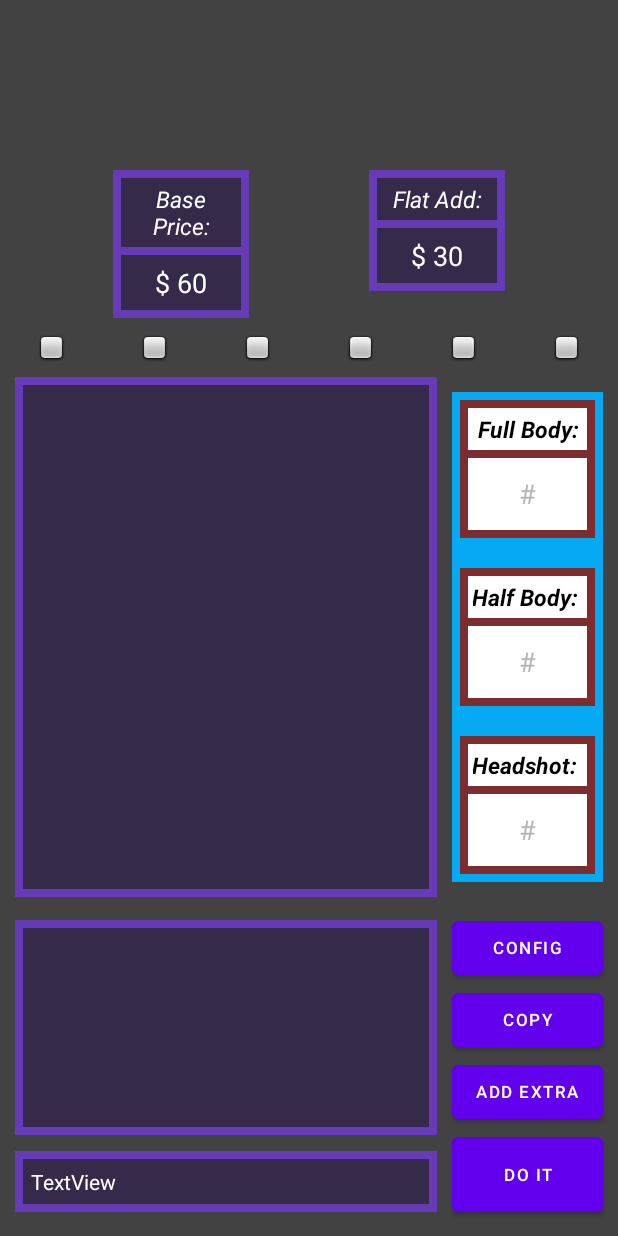
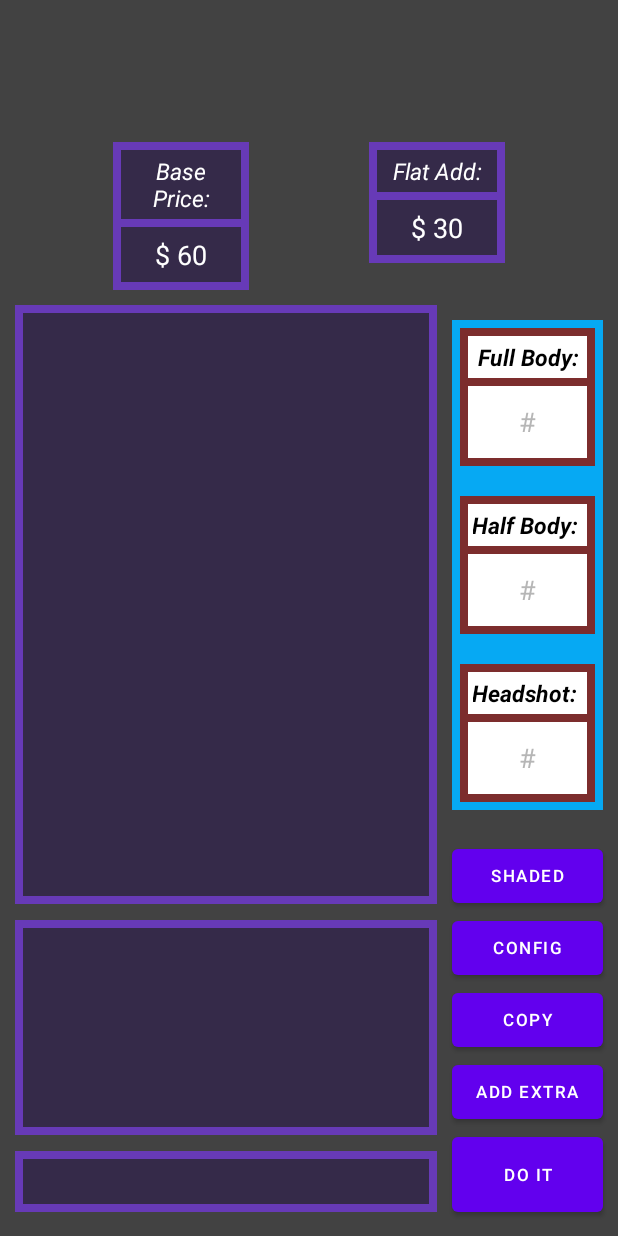
Before and after one commit to CJtr2/SharpComissionCalc, an Android app: the screen it shows after launch (MainActivity), on a phone screen of 412 x 824 dp. Run offline under Robolectric (Android 15) with nearby library versions, the phone set to English and light mode, and no system bars.

Commit message:
-Shading Selection Button Implementation

```diff
--- a/app/src/main/java/com/example/comissioncalc/MainActivity.java
+++ b/app/src/main/java/com/example/comissioncalc/MainActivity.java
@@ -1,17 +1,21 @@
 package com.example.comissioncalc;
 
 import androidx.appcompat.app.AppCompatActivity;
+import androidx.core.content.res.ResourcesCompat;
 
 import android.app.Activity;
 import android.content.ClipData;
 import android.content.ClipboardManager;
 import android.content.Context;
+import android.media.Image;
 import android.os.Bundle;
 import android.view.KeyEvent;
 import android.view.View;
 import android.view.inputmethod.InputMethodManager;
 import android.widget.Button;
 import android.widget.EditText;
+import android.widget.ImageView;
+import android.widget.RelativeLayout;
 import android.widget.TextView;
 import android.widget.Toast;
 
@@ -36,6 +40,16 @@ public class MainActivity extends AppCompatActivity {
     public Button copy;
     public Button addExtra;
     public Button calculate;
+    public Button shading;
+
+    public RelativeLayout shdCtn;
+
+    public ImageView shadedBtn;
+    public ImageView celBtn;
+    public ImageView flatsBtn;
+    public ImageView linesBtn;
+    public ImageView sketchBtn;
+    public ImageView tgmStickBtn;
 
     //internal declarations===============================
     public int fb;
@@ -44,6 +58,13 @@ public class MainActivity extends AppCompatActivity {
 
     public double basePrice;
     public double flatPrice;
+
+    public double shaded;
+    public double cel;
+    public double flats;
+    public double lines;
+    public double sketch;
+    public double tgmStick;
 
     public int discountPer1;
     public int discountpercent;
@@ -55,11 +76,22 @@ public class MainActivity extends AppCompatActivity {
 
     public double preExtraFinal;
 
+    public ImageView[] shadeArray;
+    public double[] prices;
+    public boolean[] shadeActive;
+    public String[] shadeNames;
+
     @Override
     protected void onCreate(Bundle savedInstanceState) {
         super.onCreate(savedInstanceState);
         setContentView(R.layout.activity_main);
 
+        //initialize declarations
+        preExtraFinal = 0;
+        shadeArray = new ImageView[6];
+        prices = new double[6];
+        shadeActive = new boolean[] {true, false, false, false, false, false};
+        shadeNames = new String[] {"Shaded","Cel","Flats","Lines","Sketch","Tgm"};
 
         //activity elements declaration\
         imm = (InputMethodManager) this.getSystemService(Activity.INPUT_METHOD_SERVICE);
@@ -78,11 +110,30 @@ public class MainActivity extends AppCompatActivity {
         copy = findViewById(R.id.copyBtn);
         addExtra = findViewById(R.id.addExtraBtn);
         calculate = findViewById(R.id.calcBtn);
+        shading = findViewById(R.id.shadingBtn);
 
-        preExtraFinal = 0;
+        shdCtn = findViewById(R.id.shadingContainer);
+
+        shadeArray[0] = shadedBtn = findViewById(R.id.shadedBtn);
+        shadeArray[1] =celBtn = findViewById(R.id.celBtn);
+        shadeArray[2] =flatsBtn = findViewById(R.id.flatsBtn);
+        shadeArray[3] =linesBtn = findViewById(R.id.linesBtn);
+        shadeArray[4] =sketchBtn = findViewById(R.id.sketchBtn);
+        shadeArray[5] =tgmStickBtn = findViewById(R.id.tgmStickBtn);
+
+        shadedBtn.setImageDrawable(ResourcesCompat.getDrawable(this.getResources(), android.R.drawable.btn_star_big_on, null));
+
         //internal declarations (will be fetched from config)
         basePrice = 60.0;
         flatPrice = 30.0;
+
+        prices[0] = shaded = 60;
+        prices[1] = cel = 50;
+        prices[2] = flats = 45;
+        prices[3] = lines = 35;
+        prices[4] = sketch = 25;
+        prices[5] = tgmStick = 50;
+
         discountPer1 = 1;
         discountpercent = 50;
 
@@ -134,12 +185,26 @@ public class MainActivity extends AppCompatActivity {
         hsEntry.setOnFocusChangeListener(clearTextFocus);
 
 
-        copy. setOnClickListener(new View.OnClickListener() {
-            @Override
-            public void onClick(View view) {
-                copyText();
+        copy.setOnClickListener(view -> copyText());
+
+
+        shading.setOnClickListener(view -> {
+            boolean temp = View.VISIBLE != shdCtn.getVisibility();
+
+            if(temp){
+                shdCtn.setVisibility(View.VISIBLE);
+            }else{
+                shdCtn.setVisibility(View.INVISIBLE);
             }
         });
+
+
+        shadedBtn.setOnClickListener(view -> toggleShade(0));
+        celBtn.setOnClickListener(view -> toggleShade(1));
+        flatsBtn.setOnClickListener(view -> toggleShade(2));
+        linesBtn.setOnClickListener(view -> toggleShade(3));
+        sketchBtn.setOnClickListener(view -> toggleShade(4));
+        tgmStickBtn.setOnClickListener(view -> toggleShade(5));
 
 
         //notes:
@@ -148,13 +213,12 @@ public class MainActivity extends AppCompatActivity {
         check all others to make sure they aren't enabled on press
         have array of booleans
 
+        change text of shading button to what shading is selected
+
+        each togglable box is a different base price
+
 
         replace full body/half body/headshot with custom text
-
-
-        each togglable box is a different base price
-        (base price * (body type modifier)) + flat [apply discounts after this]
-
         */
     }
 
@@ -337,4 +401,19 @@ public class MainActivity extends AppCompatActivity {
 
         Toast.makeText(MainActivity.this, "Copied!", Toast.LENGTH_SHORT).show();
     }
+
+    public void toggleShade(int shadeVal){
+        shadeArray[shadeVal].setImageDrawable(ResourcesCompat.getDrawable(this.getResources(), android.R.drawable.btn_star_big_on, null));
+        basePrice = prices[shadeVal];
+        shadeActive[shadeVal] = true;
+        baseText.setText("$ " + String.format(Locale.ROOT,"%,.0f", basePrice));
+        shading.setText(shadeNames[shadeVal]);
+
+        for(int i = 0; i < shadeArray.length; i++){
+            if(i != shadeVal && shadeActive[i]){
+                shadeActive[i] = false;
+                shadeArray[i].setImageDrawable(ResourcesCompat.getDrawable(this.getResources(), android.R.drawable.btn_star_big_off, null));
+            }
+        }
+    }
 }
--- a/app/src/main/res/layout/activity_main.xml
+++ b/app/src/main/res/layout/activity_main.xml
@@ -6,6 +6,88 @@
     android:layout_height="match_parent"
     android:background="#424242"
     tools:context=".MainActivity">
+
+    <RelativeLayout
+        android:id="@+id/baseflatContainer"
+        android:layout_width="wrap_content"
+        android:layout_height="wrap_content"
+        android:layout_above="@id/pricesContainer"
+        android:layout_centerHorizontal="true"
+        android:layout_marginBottom="20dp">
+
+        <RelativeLayout
+            android:id="@+id/curBaseContainer"
+            android:layout_width="wrap_content"
+            android:layout_height="wrap_content"
+            android:background="#673AB7"
+            android:padding="5dp">
+
+            <TextView
+                android:id="@+id/curBaseTitle"
+                android:layout_width="80dp"
+                android:layout_height="wrap_content"
+                android:background="#352A49"
+                android:gravity="center"
+                android:padding="3dp"
+                android:text="Base Price:"
+                android:textColor="@color/white"
+                android:textSize="15sp"
+                android:textStyle="italic" />
+
+            <TextView
+                android:id="@+id/curBaseText"
+                android:layout_width="wrap_content"
+                android:layout_height="wrap_content"
+                android:layout_below="@id/curBaseTitle"
+                android:layout_alignStart="@id/curBaseTitle"
+                android:layout_alignEnd="@id/curBaseTitle"
+                android:layout_marginTop="5dp"
+                android:background="#352A49"
+                android:gravity="center"
+                android:padding="6dp"
+                android:text="$ 60"
+                android:textColor="@color/white"
+                android:textSize="18sp" />
+
+        </RelativeLayout>
+
+        <RelativeLayout
+            android:id="@+id/curFlatContainer"
+            android:layout_width="wrap_content"
+            android:layout_height="wrap_content"
+            android:layout_marginStart="80dp"
+            android:layout_toEndOf="@id/curBaseContainer"
+            android:background="#673AB7"
+            android:padding="5dp">
+
+            <TextView
+                android:id="@+id/curFlatTitle"
+                android:layout_width="80dp"
+                android:layout_height="wrap_content"
+                android:background="#352A49"
+                android:gravity="center"
+                android:padding="3dp"
+                android:text="Flat Add:"
+                android:textColor="@color/white"
+                android:textSize="15sp"
+                android:textStyle="italic" />
+
+            <TextView
+                android:id="@+id/curFlatText"
+                android:layout_width="wrap_content"
+                android:layout_height="wrap_content"
+                android:layout_below="@id/curFlatTitle"
+                android:layout_alignStart="@id/curFlatTitle"
+                android:layout_alignEnd="@id/curFlatTitle"
+                android:layout_marginTop="5dp"
+                android:background="#352A49"
+                android:gravity="center"
+                android:padding="6dp"
+                android:text="$ 30"
+                android:textColor="@color/white"
+                android:textSize="18sp" />
+        </RelativeLayout>
+    </RelativeLayout>
 
     <Button
         android:id="@+id/copyBtn"
@@ -27,63 +109,78 @@
         android:text="Config"
         android:textSize="11sp" />
 
-    <LinearLayout
-        android:id="@+id/shadingTypeContainer"
-        android:layout_width="match_parent"
-        android:layout_height="wrap_content"
-        android:layout_above="@id/pricesContainer"
-        android:layout_marginBottom="20dp"
-        android:orientation="horizontal">
-
-        <ImageView
-            android:id="@+id/telegramStckrBtn"
+    <Button
+        android:id="@+id/shadingBtn"
         android:layout_width="wrap_content"
         android:layout_height="wrap_content"
-            android:layout_weight="1"
-            app:srcCompat="@android:drawable/checkbox_off_background" />
+        android:layout_above="@id/configBtn"
+        android:layout_alignStart="@id/configBtn"
+        android:layout_alignEnd="@id/configBtn"
+        android:text="Shaded"
+        android:textSize="11sp" />
 
-        <ImageView
-            android:id="@+id/sketchBtn"
+    <Button
+        android:id="@+id/addExtraBtn"
         android:layout_width="wrap_content"
         android:layout_height="wrap_content"
-            android:layout_weight="1"
-            app:srcCompat="@android:drawable/checkbox_off_background" />
+        android:layout_above="@id/calcBtn"
+        android:layout_alignParentEnd="true"
+        android:layout_marginEnd="10dp"
+        android:text="Add Extra"
+        android:textSize="11sp" />
 
-        <ImageView
-            android:id="@+id/linesBtn"
+    <Button
+        android:id="@+id/calcBtn"
         android:layout_width="wrap_content"
         android:layout_height="wrap_content"
-            android:layout_weight="1"
-            app:srcCompat="@android:drawable/checkbox_off_background" />
+        android:layout_alignStart="@id/addExtraBtn"
+        android:layout_alignEnd="@id/addExtraBtn"
+        android:layout_alignParentBottom="true"
+        android:layout_marginBottom="10dp"
+        android:paddingTop="17dp"
+        android:paddingBottom="17dp"
+        android:text="Do It"
+        android:textSize="11sp" />
 
-        <ImageView
-            android:id="@+id/flatsBtn"
+    <RelativeLayout
+        android:id="@+id/pricesContainer"
         android:layout_width="wrap_content"
         android:layout_height="wrap_content"
-            android:layout_weight="1"
-            app:srcCompat="@android:drawable/checkbox_off_background" />
+        android:layout_above="@id/extrasWindow"
+        android:layout_alignStart="@id/extrasWindow"
+        android:layout_alignTop="@id/numBodiesContainer"
+        android:layout_alignEnd="@id/extrasWindow"
+        android:layout_marginTop="-10dp"
+        android:layout_marginBottom="5dp"
+        android:background="#673AB7"
+        android:padding="5dp">
 
-        <ImageView
-            android:id="@+id/celbtn"
-            android:layout_width="wrap_content"
-            android:layout_height="wrap_content"
-            android:layout_weight="1"
-            app:srcCompat="@android:drawable/checkbox_off_background" />
+        <ScrollView
+            android:layout_width="match_parent"
+            android:layout_height="match_parent"
+            android:fillViewport="true">
 
-        <ImageView
-            android:id="@+id/shadedBtn"
-            android:layout_width="wrap_content"
-            android:layout_height="wrap_content"
-            android:layout_weight="1"
-            app:srcCompat="@android:drawable/checkbox_off_background" />
+            <LinearLayout
+                android:layout_width="match_parent"
+                android:layout_height="match_parent"
+                android:orientation="vertical">
 
+                <TextView
+                    android:id="@+id/pricesText"
+                    android:layout_width="match_parent"
+                    android:layout_height="match_parent"
+                    android:background="#352A49"
+                    android:padding="10dp"
+                    android:textColor="@color/white" />
             </LinearLayout>
+        </ScrollView>
+    </RelativeLayout>
 
     <RelativeLayout
         android:id="@+id/numBodiesContainer"
         android:layout_width="wrap_content"
         android:layout_height="wrap_content"
-        android:layout_above="@id/configBtn"
+        android:layout_above="@id/shadingBtn"
         android:layout_alignStart="@id/configBtn"
         android:layout_alignEnd="@id/configBtn"
         android:layout_marginTop="10dp"
@@ -203,16 +300,6 @@
         </RelativeLayout>
     </RelativeLayout>
 
-    <Button
-        android:id="@+id/addExtraBtn"
-        android:layout_width="wrap_content"
-        android:layout_height="wrap_content"
-        android:layout_above="@id/calcBtn"
-        android:layout_alignParentEnd="true"
-        android:layout_marginEnd="10dp"
-        android:text="Add Extra"
-        android:textSize="11sp" />
-
     <RelativeLayout
         android:id="@+id/extrasWindow"
         android:layout_width="wrap_content"
@@ -240,23 +327,10 @@
             <LinearLayout
                 android:id="@+id/extrasList"
                 android:layout_width="match_parent"
-                android:layout_height="match_parent"
+                android:layout_height="wrap_content"
                 android:orientation="vertical" />
         </ScrollView>
     </RelativeLayout>
-
-    <Button
-        android:id="@+id/calcBtn"
-        android:layout_width="wrap_content"
-        android:layout_height="wrap_content"
-        android:layout_alignStart="@id/addExtraBtn"
-        android:layout_alignEnd="@id/addExtraBtn"
-        android:layout_alignParentBottom="true"
-        android:layout_marginBottom="10dp"
-        android:paddingTop="17dp"
-        android:paddingBottom="17dp"
-        android:text="Do It"
-        android:textSize="11sp" />
 
     <RelativeLayout
         android:id="@+id/finalPriceContainer"
@@ -278,124 +352,89 @@
             android:layout_height="wrap_content"
             android:background="#352A49"
             android:padding="5dp"
-            android:text="TextView"
             android:textColor="@color/white" />
     </RelativeLayout>
 
     <RelativeLayout
-        android:id="@+id/pricesContainer"
+        android:id="@+id/shadingContainer"
         android:layout_width="wrap_content"
         android:layout_height="wrap_content"
-        android:layout_above="@id/extrasWindow"
-        android:layout_alignStart="@id/extrasWindow"
-        android:layout_alignTop="@id/numBodiesContainer"
-        android:layout_alignEnd="@id/extrasWindow"
-        android:layout_marginTop="-10dp"
-        android:layout_marginBottom="10dp"
-        android:background="#673AB7"
-        android:padding="5dp">
+        android:layout_above="@id/calcBtn"
+        android:layout_marginEnd="7dp"
+        android:layout_toStartOf="@id/copyBtn"
+        android:background="#6A0F69"
+        android:visibility="invisible">
 
-        <ScrollView
-            android:layout_width="match_parent"
-            android:layout_height="match_parent"
-            android:fillViewport="true">
-
-            <LinearLayout
-                android:layout_width="match_parent"
-                android:layout_height="match_parent"
-                android:orientation="vertical">
-
-                <TextView
-                    android:id="@+id/pricesText"
-                    android:layout_width="match_parent"
-                    android:layout_height="match_parent"
-                    android:background="#352A49"
-                    android:padding="10dp"
-                    android:textColor="@color/white" />
-            </LinearLayout>
-        </ScrollView>
-    </RelativeLayout>
-
-    <RelativeLayout
-        android:id="@+id/baseflatContainer"
+        <ImageView
+            android:id="@+id/shadedBtn"
             android:layout_width="wrap_content"
             android:layout_height="wrap_content"
-        android:layout_above="@id/shadingTypeContainer"
-        android:layout_centerHorizontal="true"
-        android:layout_marginBottom="10dp">
+            android:layout_marginStart="8dp"
+            android:layout_marginTop="8dp"
+            android:layout_marginEnd="8dp"
+            android:layout_marginBottom="8dp"
+            android:padding="5dp"
+            app:srcCompat="@android:drawable/btn_star_big_off" />
 
-        <RelativeLayout
-            android:id="@+id/curBaseContainer"
+        <ImageView
+            android:id="@+id/celBtn"
             android:layout_width="wrap_content"
             android:layout_height="wrap_content"
-            android:background="#673AB7"
-            android:padding="5dp">
+            android:layout_below="@id/shadedBtn"
+            android:layout_marginStart="8dp"
+            android:layout_marginTop="8dp"
+            android:layout_marginEnd="8dp"
+            android:layout_marginBottom="8dp"
+            android:padding="5dp"
+            app:srcCompat="@android:drawable/btn_star_big_off" />
 
-            <TextView
-                android:id="@+id/curBaseTitle"
-                android:layout_width="80dp"
-                android:layout_height="wrap_content"
-                android:background="#352A49"
-                android:gravity="center"
-                android:padding="3dp"
-                android:text="Base Price:"
-                android:textColor="@color/white"
-                android:textSize="15sp"
-                android:textStyle="italic" />
-
-            <TextView
-                android:id="@+id/curBaseText"
+        <ImageView
+            android:id="@+id/flatsBtn"
             android:layout_width="wrap_content"
             android:layout_height="wrap_content"
-                android:layout_below="@id/curBaseTitle"
-                android:layout_alignStart="@id/curBaseTitle"
-                android:layout_alignEnd="@id/curBaseTitle"
-                android:layout_marginTop="5dp"
-                android:background="#352A49"
-                android:gravity="center"
-                android:padding="6dp"
-                android:text="$ 60"
-                android:textColor="@color/white"
-                android:textSize="18sp" />
+            android:layout_below="@id/celBtn"
+            android:layout_marginStart="8dp"
+            android:layout_marginTop="8dp"
+            android:layout_marginEnd="8dp"
+            android:layout_marginBottom="8dp"
+            android:padding="5dp"
+            app:srcCompat="@android:drawable/btn_star_big_off" />
 
-        </RelativeLayout>
-
-        <RelativeLayout
-            android:id="@+id/curFlatContainer"
+        <ImageView
+            android:id="@+id/linesBtn"
             android:layout_width="wrap_content"
             android:layout_height="wrap_content"
-            android:layout_marginStart="80dp"
-            android:layout_toEndOf="@id/curBaseContainer"
-            android:background="#673AB7"
-            android:padding="5dp">
+            android:layout_below="@id/flatsBtn"
+            android:layout_marginStart="8dp"
+            android:layout_marginTop="8dp"
+            android:layout_marginEnd="8dp"
+            android:layout_marginBottom="8dp"
+            android:padding="5dp"
+            app:srcCompat="@android:drawable/btn_star_big_off" />
 
-            <TextView
-                android:id="@+id/curFlatTitle"
-                android:layout_width="80dp"
-                android:layout_height="wrap_content"
-                android:background="#352A49"
-                android:gravity="center"
-                android:padding="3dp"
-                android:text="Flat Add:"
-                android:textColor="@color/white"
-                android:textSize="15sp"
-                android:textStyle="italic" />
-
-            <TextView
-                android:id="@+id/curFlatText"
+        <ImageView
+            android:id="@+id/sketchBtn"
             android:layout_width="wrap_content"
             android:layout_height="wrap_content"
-                android:layout_below="@id/curFlatTitle"
-                android:layout_alignStart="@id/curFlatTitle"
-                android:layout_alignEnd="@id/curFlatTitle"
-                android:layout_marginTop="5dp"
-                android:background="#352A49"
-                android:gravity="center"
-                android:padding="6dp"
-                android:text="$ 30"
-                android:textColor="@color/white"
-                android:textSize="18sp" />
-        </RelativeLayout>
+            android:layout_below="@id/linesBtn"
+            android:layout_marginStart="8dp"
+            android:layout_marginTop="8dp"
+            android:layout_marginEnd="8dp"
+            android:layout_marginBottom="8dp"
+            android:padding="5dp"
+            app:srcCompat="@android:drawable/btn_star_big_off" />
+
+        <ImageView
+            android:id="@+id/tgmStickBtn"
+            android:layout_width="wrap_content"
+            android:layout_height="wrap_content"
+            android:layout_below="@id/sketchBtn"
+            android:layout_marginStart="8dp"
+            android:layout_marginTop="8dp"
+            android:layout_marginEnd="8dp"
+            android:layout_marginBottom="8dp"
+            android:padding="5dp"
+            app:srcCompat="@android:drawable/btn_star_big_off" />
     </RelativeLayout>
 
 </RelativeLayout>
```
Lines whose indentation alone changed are shown as unchanged.
